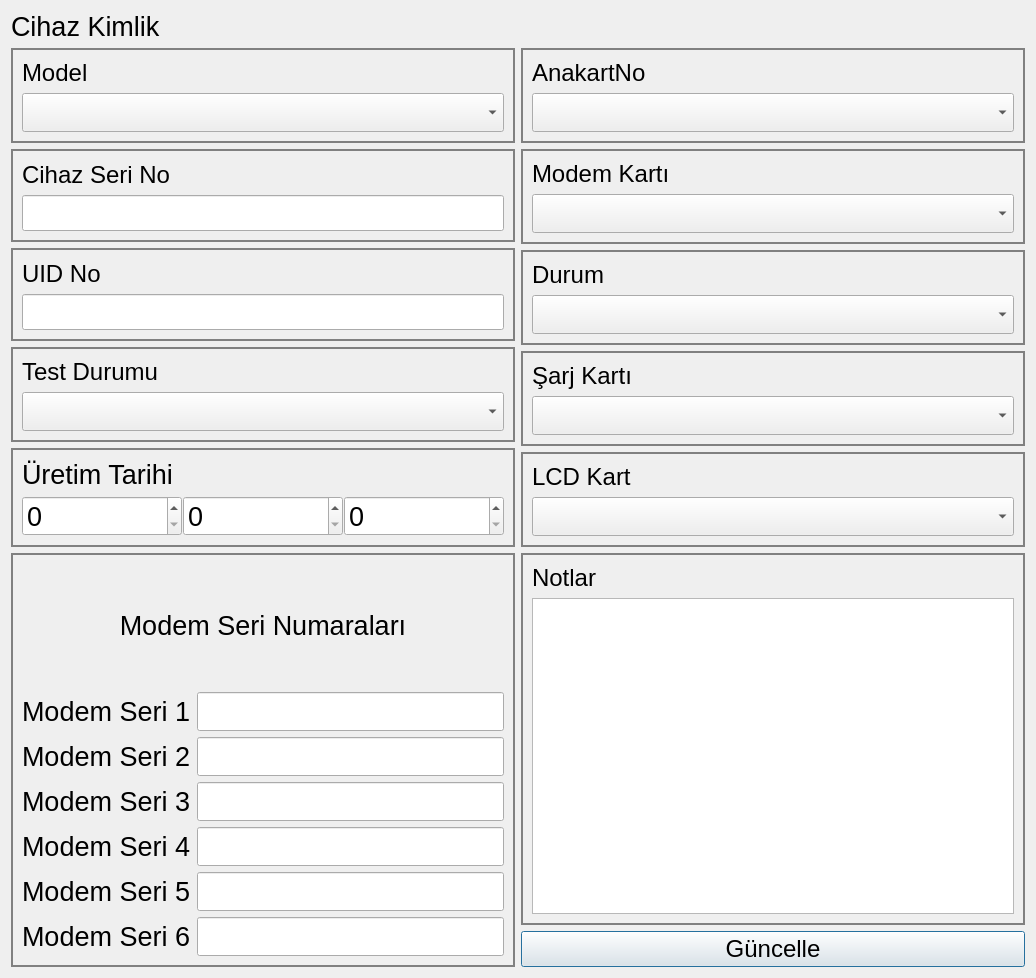
Before: the Qt Designer form informationdialog.ui in yunusemrecinar/QT5-cihaz-kimlik-teknik-servis, drawn with Qt 5.
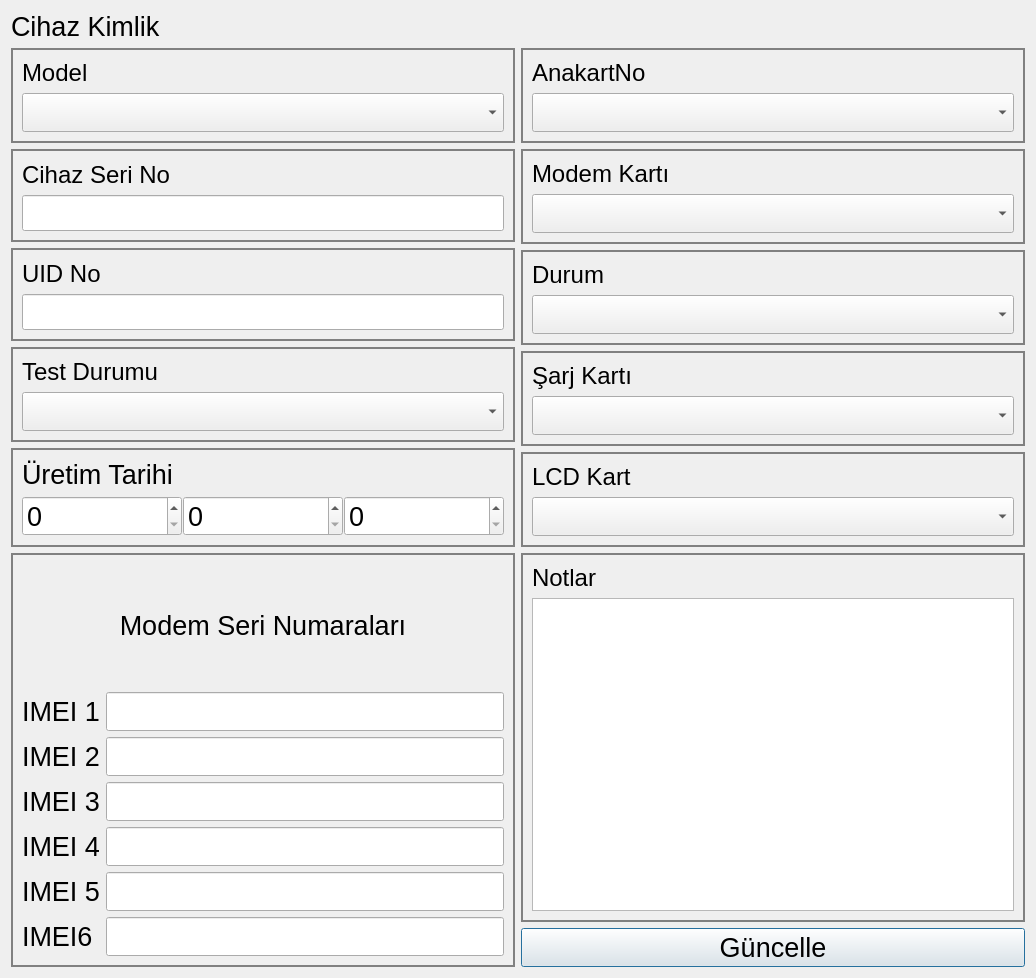
After: the same form once the commit is applied.

Patch:
```diff
--- a/informationdialog.ui
+++ b/informationdialog.ui
@@ -523,7 +523,7 @@
                </font>
               </property>
               <property name="text">
-               <string>Modem Seri 3</string>
+               <string>IMEI 3</string>
               </property>
              </widget>
             </item>
@@ -535,7 +535,7 @@
                </font>
               </property>
               <property name="text">
-               <string>Modem Seri 5</string>
+               <string>IMEI 5</string>
               </property>
              </widget>
             </item>
@@ -574,7 +574,7 @@
                </font>
               </property>
               <property name="text">
-               <string>Modem Seri 1</string>
+               <string>IMEI 1</string>
               </property>
              </widget>
             </item>
@@ -586,7 +586,7 @@
                </font>
               </property>
               <property name="text">
-               <string>Modem Seri 4</string>
+               <string>IMEI 4</string>
               </property>
              </widget>
             </item>
@@ -598,7 +598,7 @@
                </font>
               </property>
               <property name="text">
-               <string>Modem Seri 2</string>
+               <string>IMEI 2</string>
               </property>
              </widget>
             </item>
@@ -628,7 +628,7 @@
                </font>
               </property>
               <property name="text">
-               <string>Modem Seri 6</string>
+               <string>IMEI6</string>
               </property>
              </widget>
             </item>
@@ -678,7 +678,13 @@
              </widget>
             </item>
             <item>
-             <widget class="QTextEdit" name="notlar_1"/>
+             <widget class="QTextEdit" name="notlar_1">
+              <property name="font">
+               <font>
+                <pointsize>16</pointsize>
+               </font>
+              </property>
+             </widget>
             </item>
            </layout>
           </widget>
@@ -687,7 +693,7 @@
           <widget class="QPushButton" name="pushButton">
            <property name="font">
             <font>
-             <pointsize>18</pointsize>
+             <pointsize>20</pointsize>
             </font>
            </property>
            <property name="styleSheet">
```
